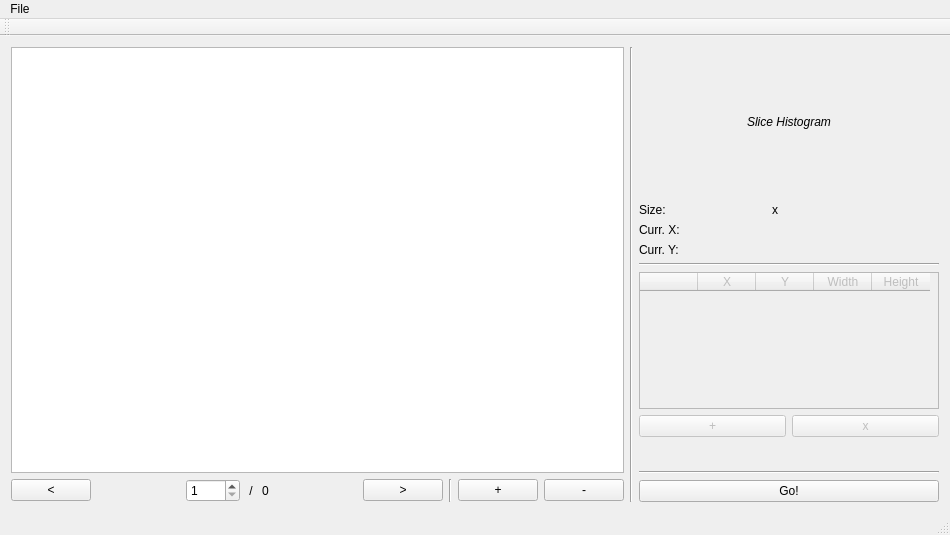
prsousa/TomSeg, file mainwindow.ui: the form before one commit.
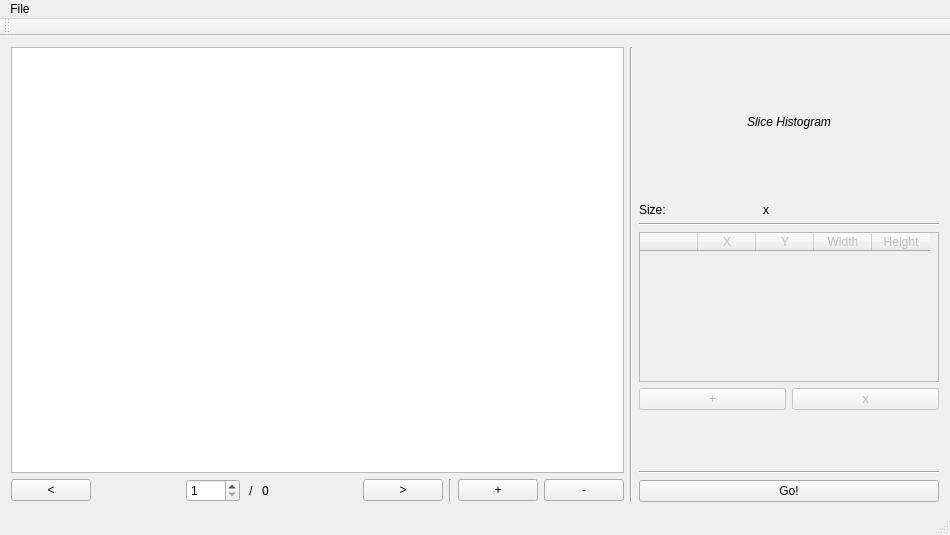
The form after the commit.

Commit message: Change mouse position report to statusBar

```diff
--- a/mainwindow.ui
+++ b/mainwindow.ui
@@ -171,34 +171,6 @@
           </property>
          </widget>
         </item>
-        <item row="1" column="0">
-         <widget class="QLabel" name="label_3">
-          <property name="text">
-           <string>Curr. X:</string>
-          </property>
-         </widget>
-        </item>
-        <item row="1" column="1">
-         <widget class="QLabel" name="currentXLabel">
-          <property name="text">
-           <string/>
-          </property>
-         </widget>
-        </item>
-        <item row="2" column="0">
-         <widget class="QLabel" name="label_5">
-          <property name="text">
-           <string>Curr. Y:</string>
-          </property>
-         </widget>
-        </item>
-        <item row="2" column="1">
-         <widget class="QLabel" name="currentYLabel">
-          <property name="text">
-           <string/>
-          </property>
-         </widget>
-        </item>
         <item row="0" column="1">
          <layout class="QHBoxLayout" name="horizontalLayout_3">
           <item>
```
The commit also changes 1 other file.
